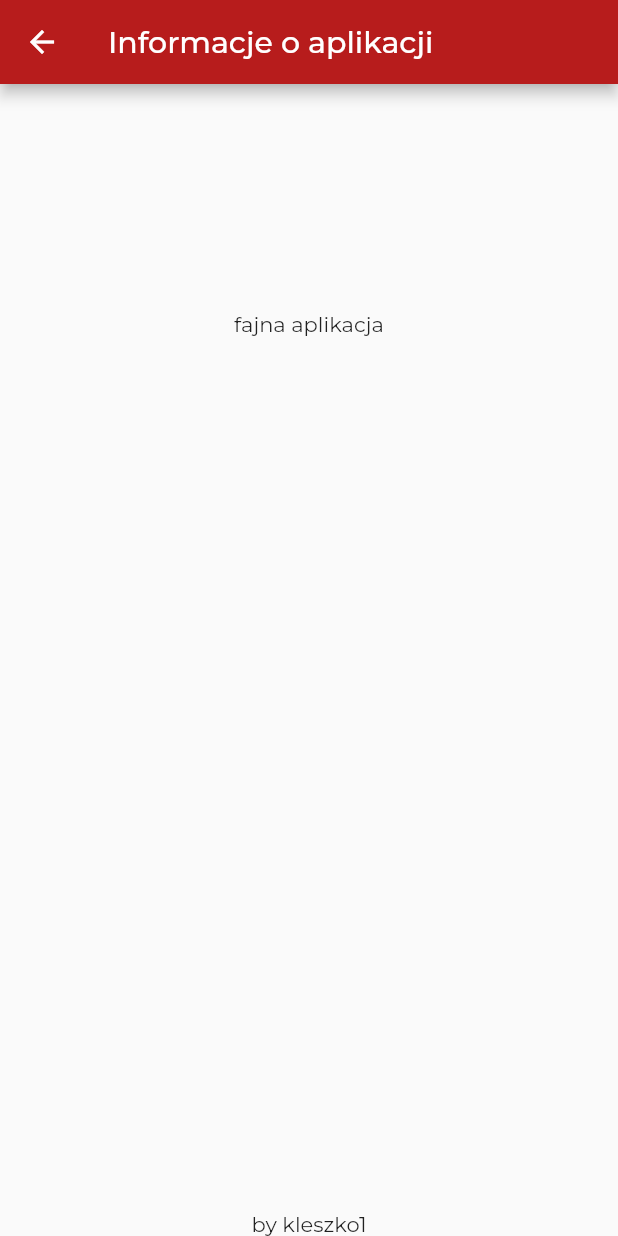
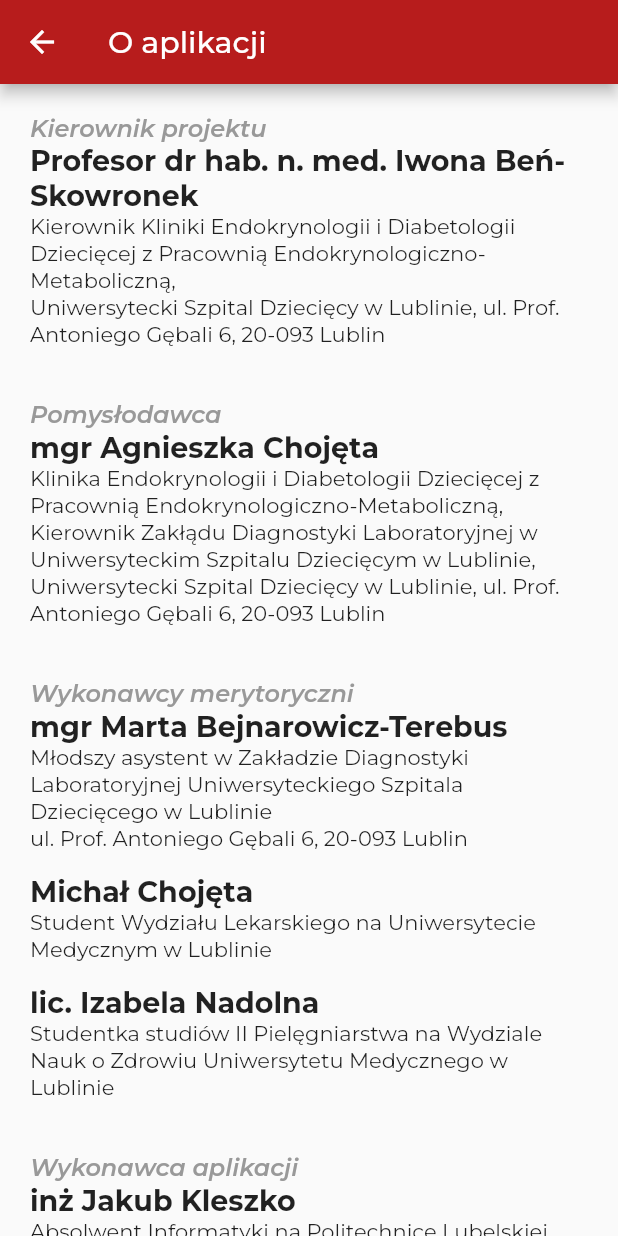
Before and after one commit to Bublelift/FlebApp, a Flutter app: the AboutScreen screen opened directly, on a phone screen of 412 x 824 dp. Run offline on Flutter 3.47's test engine with Material 2 defaults, Android fonts, the light colour scheme and no system bars.

Commit message:
About Screen + Splash Screen adjustments + App Icon

```diff
--- a/lib/view.dart
+++ b/lib/view.dart
@@ -1,5 +1,5 @@
 import 'package:flutter/material.dart';
-import 'package:lab4/model.dart';
+import 'package:FlebApp/model.dart';
 import 'controller.dart';
 
 List<Widget> menuActions(BuildContext context) {
@@ -492,37 +492,116 @@ class AboutScreen extends StatelessWidget {
   Widget build(BuildContext context) {
     return Scaffold(
         appBar: AppBar(
-            title: Text('Informacje o aplikacji'),
+            title: Text('O aplikacji'),
             leading: IconButton(icon: Icon(Icons.arrow_back), onPressed: () {
               Navigator.pop(context);
             },),
             backgroundColor: Color(0xFFB71C1C)
         ),
-        body: Column(
-          children: [
-            Expanded(
-              child: Text(""),
-              flex: 2,
+        body: Padding(
+          padding: const EdgeInsets.fromLTRB(20, 20, 20, 0),
+          child: SingleChildScrollView(
+            child: Column(
+              children: [
+                const AboutHeader(text: "Kierownik projektu"),
+                const AboutTitle(text: "Profesor dr hab. n. med. Iwona Beń-Skowronek"),
+                const AboutDescription(text: "Kierownik Kliniki Endokrynologii i Diabetologii Dziecięcej z Pracownią Endokrynologiczno-Metaboliczną,"),
+                const AboutDescription(text: "Uniwersytecki Szpital Dziecięcy w Lublinie, ul. Prof. Antoniego Gębali 6, 20-093 Lublin"),
+                const SizedBox(height: 35),
+                const AboutHeader(text: "Pomysłodawca"),
+                const AboutTitle(text: "mgr Agnieszka Chojęta"),
+                const AboutDescription(text: "Klinika Endokrynologii i Diabetologii Dziecięcej z Pracownią Endokrynologiczno-Metaboliczną,"),
+                const AboutDescription(text: "Kierownik Zakłądu Diagnostyki Laboratoryjnej w Uniwersyteckim Szpitalu Dziecięcym w Lublinie,"),
+                const AboutDescription(text: "Uniwersytecki Szpital Dziecięcy w Lublinie, ul. Prof. Antoniego Gębali 6, 20-093 Lublin"),
+                const SizedBox(height: 35),
+                const AboutHeader(text: "Wykonawcy merytoryczni"),
+                const AboutTitle(text: "mgr Marta Bejnarowicz-Terebus"),
+                const AboutDescription(text: "Młodszy asystent w Zakładzie Diagnostyki Laboratoryjnej Uniwersyteckiego Szpitala Dziecięcego w Lublinie"),
+                const AboutDescription(text: "ul. Prof. Antoniego Gębali 6, 20-093 Lublin"),
+                const SizedBox(height: 15),
+                const AboutTitle(text: "Michał Chojęta"),
+                const AboutDescription(text: "Student Wydziału Lekarskiego na Uniwersytecie Medycznym w Lublinie"),
+                const SizedBox(height: 15),
+                const AboutTitle(text: "lic. Izabela Nadolna"),
+                const AboutDescription(text: "Studentka studiów II Pielęgniarstwa na Wydziale Nauk o Zdrowiu Uniwersytetu Medycznego w Lublinie"),
+                const SizedBox(height: 35),
+                const AboutHeader(text: "Wykonawca aplikacji"),
+                const AboutTitle(text: "inż Jakub Kleszko"),
+                const AboutDescription(text: "Absolwent Informatyki na Politechnice Lubelskiej"),
+                const SizedBox(height: 100),
+                SizedBox(width: MediaQuery.of(context).size.width * 0.8, child: Image(image: AssetImage('assets/uniwerek.png'))),
+                const SizedBox(height: 15),
+                SizedBox(width: MediaQuery.of(context).size.width * 0.8, child: Image(image: AssetImage('assets/szpital.png'))),
+              ],
             ),
-            Expanded(
-              child: Center(
-                  child: Text("fajna aplikacja")
-              ),
-              flex: 1,
-            ),
-            Expanded(
-              child: Text(""),
-              flex: 8,
-            ),
-            Expanded(
-              flex: 1,
-              child: Align(
-                  alignment: Alignment.bottomCenter,
-                  child: Text("by kleszko1")
-              ),
-            )
-          ],
+          ),
         )
     );
   }
 }
+
+class AboutHeader extends StatelessWidget {
+  const AboutHeader({
+    Key? key,
+    required this.text,
+  }) : super(key: key);
+
+  final String text;
+
+  @override
+  Widget build(BuildContext context) {
+    return Align(
+      alignment: Alignment.centerLeft,
+      child: Text(text, style: TextStyle(
+        color: Color(0xFF999999),
+        fontSize: 16.0,
+        fontWeight: FontWeight.w600,
+        fontStyle: FontStyle.italic,
+      )),
+    );
+  }
+}
+
+class AboutTitle extends StatelessWidget {
+  const AboutTitle({
+    Key? key,
+    required this.text,
+  }) : super(key: key);
+
+  final String text;
+
+  @override
+  Widget build(BuildContext context) {
+    return Align(
+      alignment: Alignment.centerLeft,
+      child: Text(text,
+        style: TextStyle(
+            fontWeight: FontWeight.w700,
+            fontSize: 19.0
+        ),
+      ),
+    );
+  }
+}
+
+class AboutDescription extends StatelessWidget {
+  const AboutDescription({
+    Key? key,
+    required this.text,
+  }) : super(key: key);
+
+  final String text;
+
+  @override
+  Widget build(BuildContext context) {
+    return Align(
+      alignment: Alignment.centerLeft,
+      child: Text(text,
+        style: TextStyle(
+          height: 1.3
+        ),
+        // textAlign: TextAlign.justify,
+      ),
+    );
+  }
+}
```
Also changed, not shown: pubspec.yaml (+18 -3 lines), assets/app_icon.png (added), assets/szpital.png (added), assets/uniwerek.png (added), pubspec.lock, 15 other files.
